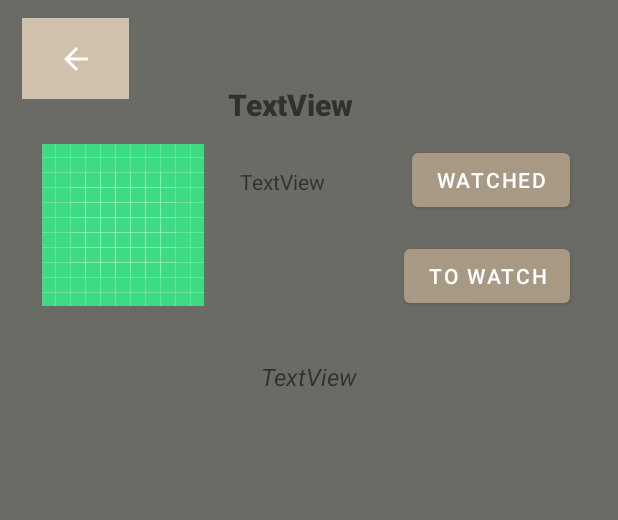
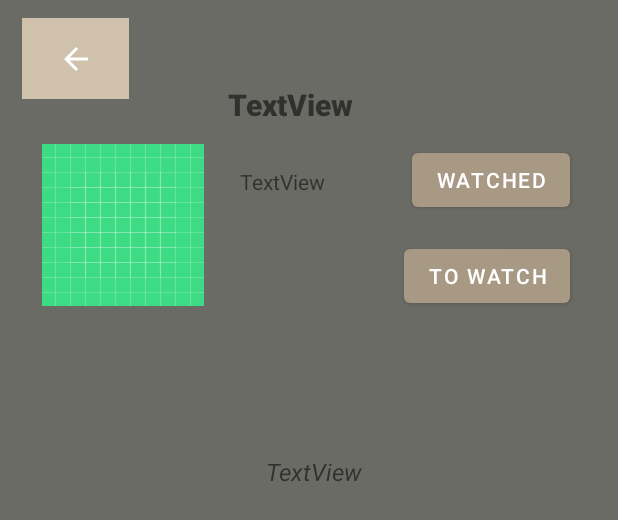
Before and after one commit to mh217/GoodTV, an Android app: the layout activity_movie_details.xml on its own in the app's theme, with its tools: preview values and no code run, on a phone screen of 412 x 824 dp. Shown: the top 520 px of the screen. Run offline under Robolectric (Android 15) with nearby library versions, the phone set to English and light mode, and no system bars; Roboto replaces fonts that are not available here.

Commit message:
Upadate za popravak komentara

```diff
--- a/app/src/main/res/layout/activity_movie_details.xml
+++ b/app/src/main/res/layout/activity_movie_details.xml
@@ -33,18 +33,19 @@
     <TextView
         android:id="@+id/SynopsisText"
         android:layout_width="384dp"
-        android:layout_height="154dp"
+        android:layout_height="wrap_content"
         android:layout_marginStart="10dp"
-        android:layout_marginTop="32dp"
+        android:layout_marginTop="200dp"
         android:layout_marginEnd="10dp"
         android:text="TextView"
         android:textAlignment="center"
         android:textSize="16sp"
         android:textStyle="italic"
+        app:layout_constraintBottom_toTopOf="@+id/RecyclerViewDetails"
         app:layout_constraintEnd_toEndOf="parent"
-        app:layout_constraintHorizontal_bias="0.375"
+        app:layout_constraintHorizontal_bias="0.857"
         app:layout_constraintStart_toStartOf="parent"
-        app:layout_constraintTop_toBottomOf="@+id/ToWatchedBBtn" />
+        app:layout_constraintTop_toTopOf="parent" />
 
     <TextView
         android:id="@+id/RatingText"
@@ -90,8 +91,8 @@
 
     <androidx.recyclerview.widget.RecyclerView
         android:id="@+id/RecyclerViewDetails"
-        android:layout_width="409dp"
-        android:layout_height="317dp"
+        android:layout_width="401dp"
+        android:layout_height="291dp"
         android:layout_marginStart="5dp"
         android:layout_marginEnd="5dp"
         android:layout_marginBottom="1dp"
--- a/app/src/main/res/layout/recyclerviewcomment.xml
+++ b/app/src/main/res/layout/recyclerviewcomment.xml
@@ -11,7 +11,10 @@
         android:layout_width="115dp"
         android:layout_height="24dp"
         android:layout_marginTop="32dp"
+        android:fontFamily="monospace"
         android:text="TextView"
+        android:textSize="16sp"
+        android:textStyle="bold"
         app:layout_constraintEnd_toEndOf="parent"
         app:layout_constraintHorizontal_bias="0.045"
         app:layout_constraintStart_toStartOf="parent"
@@ -22,7 +25,9 @@
         android:layout_width="388dp"
         android:layout_height="51dp"
         android:layout_marginTop="16dp"
+        android:fontFamily="casual"
         android:text="TextView"
+        android:textSize="16sp"
         app:layout_constraintBottom_toBottomOf="parent"
         app:layout_constraintEnd_toEndOf="parent"
         app:layout_constraintHorizontal_bias="0.541"
```
Also changed, not shown: app/src/main/java/com/example/goodtv/MovieDetails.kt (+12 -8 lines).
